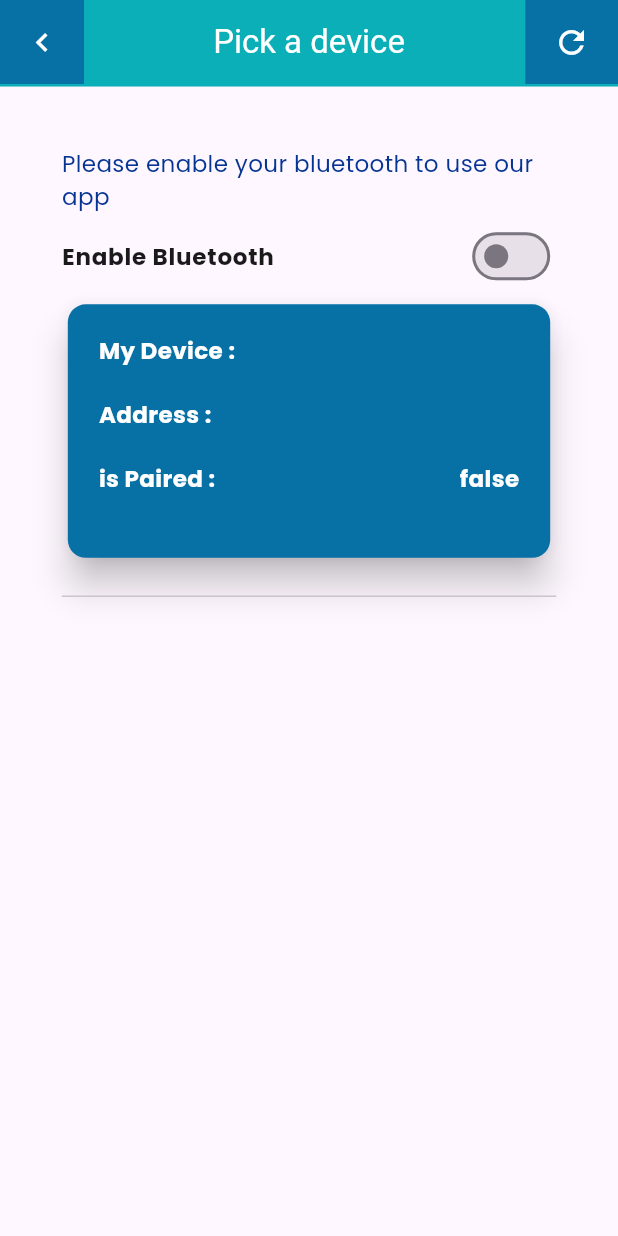
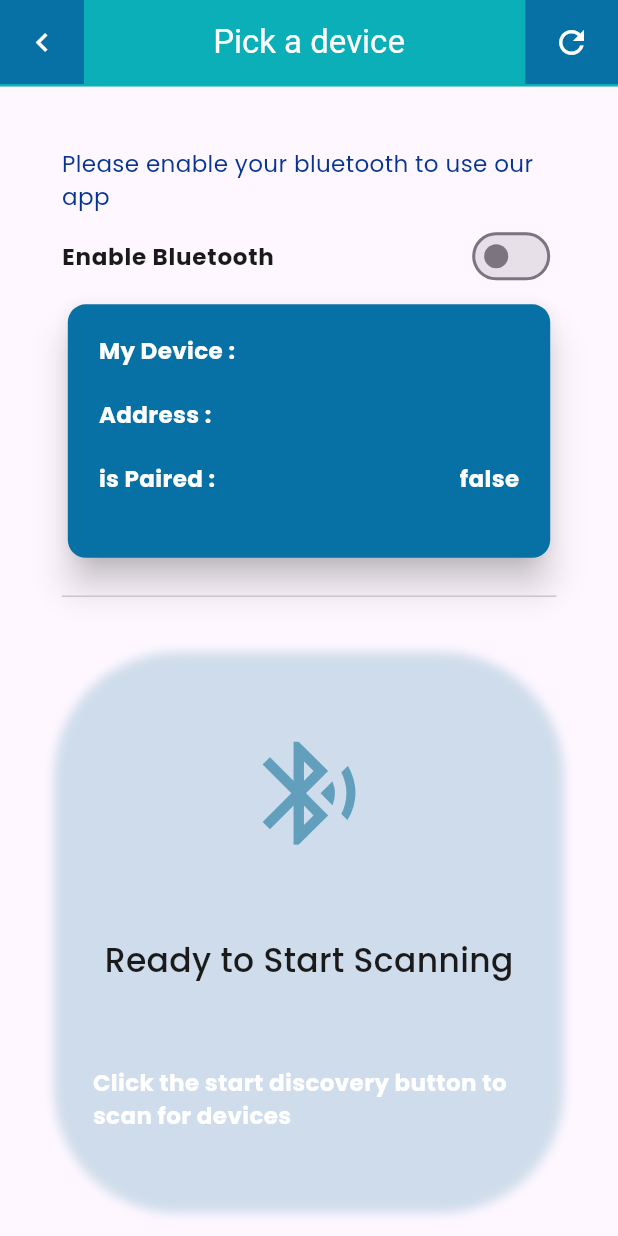
Before and after one commit to koussay97/flutter-bluetooth-example, a Flutter app: the BluetoothScreen screen opened by its route, on a phone screen of 412 x 824 dp. Run offline on Flutter 3.47's test engine with Material 2 defaults, Android fonts, the phone set to English and light mode, and no system bars; our stand-ins replace dartz, equatable, flutter_bluetooth_serial, google_fonts, permission_handler; network calls fail.

Commit message:
fixed state errors + created custom expandable device cards + created bluetooth empty list screen

```diff
--- a/bluetooth_example/lib/core/brand_guideline/brand_guidline.dart
+++ b/bluetooth_example/lib/core/brand_guideline/brand_guidline.dart
@@ -54,6 +54,10 @@ abstract class Brand {
   static FontWeight inputWeight= FontWeight.w500; //(16/375) weight 500 Gotham
 
 // this text is used for any text input the ones in grey500
-
+static  BoxShadow cardShadow = BoxShadow(
+    color: paleGreyBlue.withOpacity(0.3),
+    offset: Offset.zero,
+    spreadRadius: 5,
+    blurRadius: 5);
 
 }
--- a/bluetooth_example/lib/core/utils/bleutooth_repository_implementation.dart
+++ b/bluetooth_example/lib/core/utils/bleutooth_repository_implementation.dart
@@ -157,7 +157,7 @@ class BluetoothRepositoryIMPL implements BluetoothRepository {
 
   @override
   Future<Either<Failure, void>> stopScanningDevices() async {
-    final check = await BluetoothPermissionChecker.isAllowedToBeDiscoverable();
+    final check = await BluetoothPermissionChecker.isAllowedToScanForDevices();
     return check.fold((l) => left(l), (r) async {
       try {
         if (!r) {
--- a/bluetooth_example/lib/core/utils/permissin_manager.dart
+++ b/bluetooth_example/lib/core/utils/permissin_manager.dart
@@ -67,7 +67,7 @@ abstract class BluetoothPermissionChecker {
       Permission.bluetoothAdvertise.status.isGranted,
       FlutterBluetoothSerial.instance.isEnabled
     ]);
-
+print('permissions to disable discovery !::: $checkResults');
     final bool permissionBLConnect = checkResults[0] ?? false;
     final bool permissionBLScan = checkResults[1] ?? false;
     final permissionBLDiscoverable = checkResults[2] ?? false;
--- /dev/null
+++ b/bluetooth_example/lib/core/utils/scroll_behavior.dart
@@ -0,0 +1,11 @@
+import 'package:flutter/material.dart';
+
+class MyBehavior extends ScrollBehavior {
+
+  @override
+  Widget buildOverscrollIndicator(
+      BuildContext context, Widget child, ScrollableDetails details) {
+
+    return child;
+  }
+}
--- a/bluetooth_example/lib/features/bluetooth-feature/bluetooth_screen.dart
+++ b/bluetooth_example/lib/features/bluetooth-feature/bluetooth_screen.dart
@@ -49,6 +49,7 @@ class BluetoothScreen extends StatelessWidget {
             Expanded(
               child: Padding(
                   padding: EdgeInsets.symmetric(
+
                     horizontal: Brand.appPadding(context: context),
                   ),
                   child: const FooterWidget()),
--- a/bluetooth_example/lib/features/bluetooth-feature/custome-widgets/bluetooth_screen_header.dart
+++ b/bluetooth_example/lib/features/bluetooth-feature/custome-widgets/bluetooth_screen_header.dart
@@ -94,7 +94,7 @@ class HeaderWidget extends StatelessWidget {
                                 maxLines: 1,
                                 overflow: TextOverflow.ellipsis,
                                 textWidthBasis: TextWidthBasis.longestLine,
-                                softWrap: true,
+                                softWrap: false,
                                 device.name??'UNKNOWN',
                                 style: GoogleFonts.poppins(
                                   fontSize: Brand.h4Size(context),
--- a/bluetooth_example/lib/features/bluetooth-feature/custome-widgets/bluetooth_widgets.dart
+++ b/bluetooth_example/lib/features/bluetooth-feature/custome-widgets/bluetooth_widgets.dart
@@ -3,3 +3,5 @@ export 'bluetooth_screen_header.dart';
 export 'permission_popup.dart';
 export 'bluetooth_screen_footer.dart';
 export 'start_discovery_nested_card.dart';
+export 'device_tile.dart';
+export 'default_empty_screen.dart';
--- /dev/null
+++ b/bluetooth_example/lib/features/bluetooth-feature/custome-widgets/default_empty_screen.dart
@@ -0,0 +1,99 @@
+import 'package:bluetooth_example/core/brand_guideline/brand_guidline.dart';
+import 'package:bluetooth_example/features/bluetooth-feature/bloototh_view_model.dart';
+import 'package:flutter/material.dart';
+import 'package:google_fonts/google_fonts.dart';
+class BluetoothStateEmptyScreen extends StatelessWidget {
+  final SystemState state;
+  final double cardWidth;
+  final double cardHeight;
+
+  const BluetoothStateEmptyScreen(
+      {Key? key,required this.state, required this.cardHeight, required this.cardWidth})
+      : super(key: key);
+
+  @override
+  Widget build(BuildContext context) {
+    return Padding(
+      padding:
+      EdgeInsets.symmetric(vertical: Brand.appPadding(context: context)*0.5),
+      child: Container(
+        height: cardHeight,
+        width: cardWidth,
+        padding: EdgeInsets.symmetric(
+            vertical: Brand.appPadding(context: context) * 0.5,
+            horizontal: Brand.appPadding(context: context) * 0.5),
+        decoration: BoxDecoration(
+
+          boxShadow: [Brand.cardShadow],
+          borderRadius: BorderRadius.circular(cardWidth * 0.2),
+        ),
+        child: Column(
+          crossAxisAlignment: CrossAxisAlignment.center,
+          mainAxisAlignment: MainAxisAlignment.spaceAround,
+          mainAxisSize: MainAxisSize.max,
+          children: [
+            getCorrespondingIcon(state: state, size: cardWidth*0.2),
+            Text(
+              getCorrespondingTitle(state: state),
+              style: GoogleFonts.poppins(
+                color: Brand.blackGrey,
+                fontSize: Brand.h2Size(context),
+                fontWeight: Brand.h2Weight,
+              ),
+            ),
+            Text(getCorrespondingDetails(state: state),
+              style: GoogleFonts.poppins(
+                color: Colors.white,
+                fontSize: Brand.textSize(context),
+                fontWeight: Brand.h4Weight,
+              ),
+            ),
+          ],
+        ),
+      ),
+    );
+  }
+}
+
+Widget getCorrespondingIcon({required SystemState state, required double size}){
+  switch (state){
+    case SystemState.initial||SystemState.intermediate1:return Icon(
+      Icons.bluetooth_connected_rounded,
+      color: Brand.lightGrey,
+      size: size,
+    );
+    case SystemState.secondState:return  Icon(
+      Icons.bluetooth_audio_outlined,
+      color: Brand.paleGreyBlue,
+      size: size,
+    );
+    case SystemState.intermediate2: return  Icon(
+      Icons.bluetooth_disabled_sharp,
+      color: Colors.redAccent,
+      size: size,
+    );
+    default: return  Icon(
+      Icons.important_devices,
+      color: Brand.brightGreyBlue,
+      size: size,
+    );
+  }
+}
+String getCorrespondingTitle({required SystemState state}){
+  switch (state){
+    case SystemState.initial||SystemState.intermediate1:return 'Bluetooth is Off';
+    case SystemState.secondState:return  'Ready to Start Scanning';
+    case SystemState.intermediate2: return  'Your Scan Failed';
+    default: return  'No Devices Found';
+  }
+
+}
+String getCorrespondingDetails({required SystemState state}){
+  switch (state){
+    case SystemState.initial||SystemState.intermediate1:return 'Your bluetooth is currently off, you need to turn it on to start scanning for devices,';
+    case SystemState.secondState:return  'Click the start discovery button to scan for devices';
+    case SystemState.intermediate2: return  'Something went wrong while scanning, can you turn off bluetooth and try again';
+    default: return  'There are no nearby devices available, make sure to get close enough';
+  }
+
+}
--- a/bluetooth_example/lib/features/bluetooth-feature/custome-widgets/start_discovery_nested_card.dart
+++ b/bluetooth_example/lib/features/bluetooth-feature/custome-widgets/start_discovery_nested_card.dart
@@ -25,12 +25,11 @@ class _StartDiscoveryBtnState extends State<StartDiscoveryBtn> {
   @override
   Widget build(BuildContext context) {
  final bool visible = context.select<BluetoothViewModel,bool>((instance)=>instance.enableBluetooth);
+ //final bool discoveryEnabled=context.watch<BluetoothViewModel>().discoveryEnabled;
  final bool discoveryEnabled=context.select<BluetoothViewModel,bool>((instance)=>instance.discoveryEnabled);
-
+ print('discoveryEnabled value from ui $discoveryEnabled');
     return Visibility(
       visible: visible,
-      child: SizedBox(
-        width: double.infinity,
       child: Card(
         elevation: 1,
         color: Colors.white,
@@ -58,7 +57,6 @@ class _StartDiscoveryBtnState extends State<StartDiscoveryBtn> {
           ),
         ),
       ),
-      ),
     );
   }
 }
```
Also changed, not shown: bluetooth_example/lib/features/bluetooth-feature/bloototh_view_model.dart (+37 -33 lines), bluetooth_example/lib/features/bluetooth-feature/custome-widgets/bluetooth_screen_footer.dart (+34 -121 lines), bluetooth_example/lib/features/bluetooth-feature/custome-widgets/device_tile.dart (added, +262 -0 lines), bluetooth_example/lib/main.dart (+7 -0 lines). Lines whose indentation alone changed are shown as unchanged.
